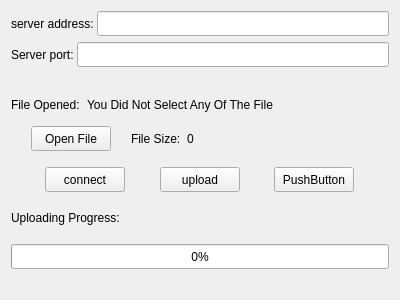
Before: the Qt Designer form chatting-client/filetransferdialog.ui in Liupeter01/Distributed-Instant-Messaging-System-Development, drawn with Qt 5.
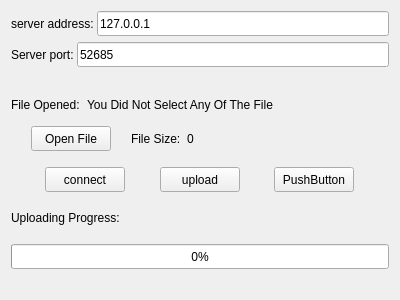
After: the same form once the commit is applied.

Commit message: 1.[UPDATE]:add placeholder text

```diff
--- a/chatting-client/filetransferdialog.ui
+++ b/chatting-client/filetransferdialog.ui
@@ -77,6 +77,9 @@
           <height>25</height>
          </size>
         </property>
+        <property name="text">
+         <string>127.0.0.1</string>
+        </property>
        </widget>
       </item>
      </layout>
@@ -145,6 +148,9 @@
           <height>25</height>
          </size>
         </property>
+        <property name="text">
+         <string>52685</string>
+        </property>
        </widget>
       </item>
      </layout>
```
